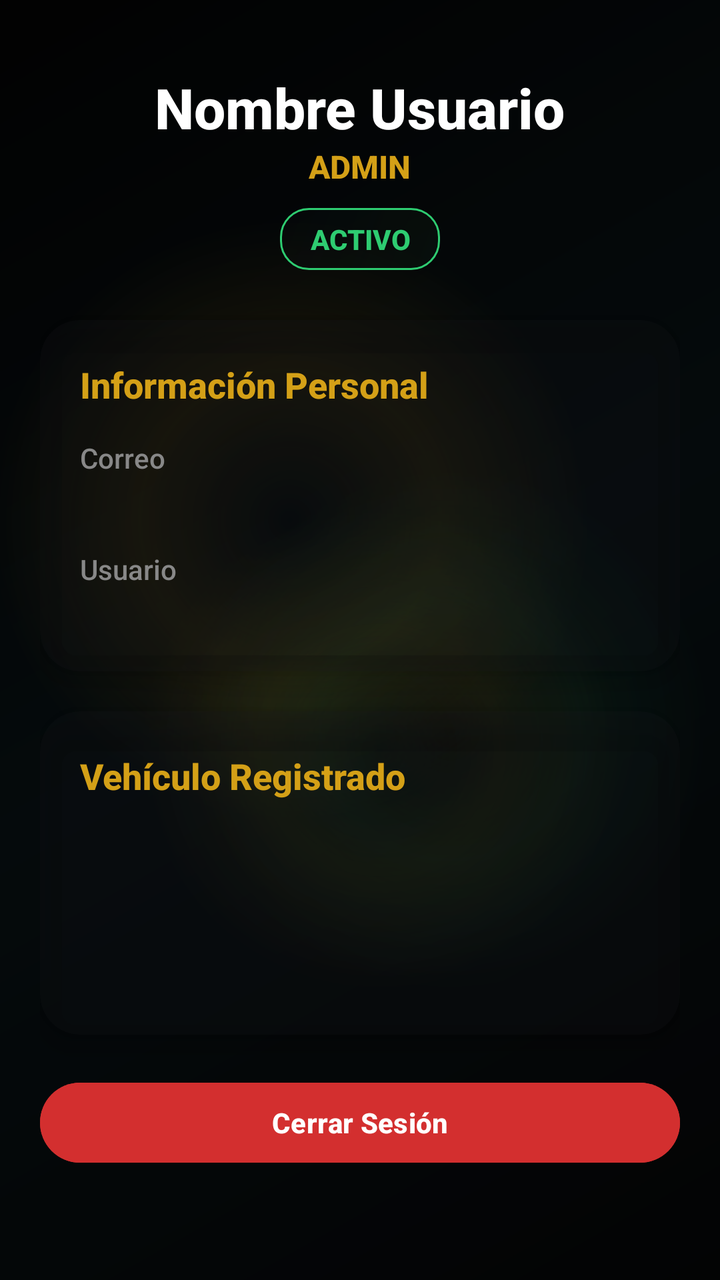
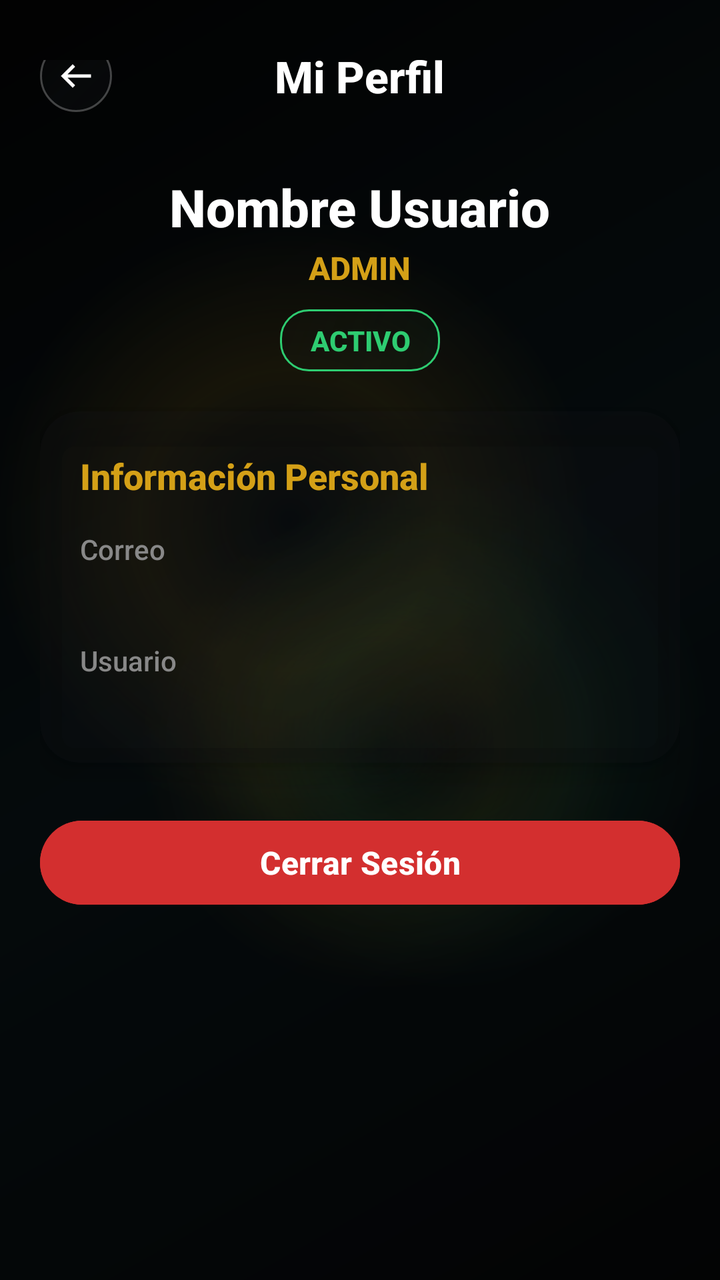

Before-and-after screenshots of an Android layout around one commit, followed by the original layout XML and the change that was made.
<!-- AndroidManifest.xml: application theme Theme.AppKaaxPark -->
<!-- res/layout/activity_info_usuario.xml -->
<?xml version="1.0" encoding="utf-8"?>
<ScrollView xmlns:android="http://schemas.android.com/apk/res/android"
    xmlns:app="http://schemas.android.com/apk/res-auto"
    android:id="@+id/main"
    android:layout_width="match_parent"
    android:layout_height="match_parent"
    android:background="@drawable/bg_screen_glass">

    <LinearLayout
        android:layout_width="match_parent"
        android:layout_height="wrap_content"
        android:orientation="vertical"
        android:padding="20dp">

        <TextView
            android:id="@+id/txtNombre"
            android:layout_width="wrap_content"
            android:layout_height="wrap_content"
            android:layout_gravity="center"
            android:layout_marginTop="15dp"
            android:text="Nombre Usuario"
            android:textColor="#FFFFFF"
            android:textSize="28sp"
            android:textStyle="bold" />

        <TextView
            android:id="@+id/txtRol"
            android:layout_width="wrap_content"
            android:layout_height="wrap_content"
            android:layout_gravity="center"
            android:text="ADMIN"
            android:textColor="@color/gold_primary"
            android:textSize="16sp"
            android:textStyle="bold" />

        <TextView
            android:id="@+id/txtEstado"
            android:layout_width="wrap_content"
            android:layout_height="wrap_content"
            android:layout_gravity="center"
            android:layout_marginTop="10dp"
            android:background="@drawable/bg_chip_ok"
            android:gravity="center"
            android:paddingHorizontal="15dp"
            android:paddingVertical="6dp"
            android:text="ACTIVO"
            android:textColor="#2ECC71"
            android:textStyle="bold" />

        <androidx.cardview.widget.CardView
            android:layout_width="match_parent"
            android:layout_height="wrap_content"
            android:layout_marginTop="25dp"
            app:cardBackgroundColor="@color/glass_surface"
            app:cardCornerRadius="20dp"
            app:cardElevation="8dp">

            <LinearLayout
                android:layout_width="match_parent"
                android:layout_height="wrap_content"
                android:orientation="vertical"
                android:padding="20dp">

                <TextView
                    android:layout_width="wrap_content"
                    android:layout_height="wrap_content"
                    android:text="Información Personal"
                    android:textColor="@color/gold_primary"
                    android:textSize="18sp"
                    android:textStyle="bold" />

                <TextView
                    android:layout_width="wrap_content"
                    android:layout_height="wrap_content"
                    android:layout_marginTop="15dp"
                    android:text="Correo"
                    android:textColor="@color/glass_text_muted" />

                <TextView
                    android:id="@+id/txtEmail"
                    android:layout_width="wrap_content"
                    android:layout_height="wrap_content"
                    android:textColor="#FFFFFF"
                    android:textSize="16sp" />

                <TextView
                    android:id="@+id/lblCampoSecundario"
                    android:layout_width="wrap_content"
                    android:layout_height="wrap_content"
                    android:layout_marginTop="15dp"
                    android:text="Usuario"
                    android:textColor="@color/glass_text_muted" />

                <TextView
                    android:id="@+id/txtCampoSecundario"
                    android:layout_width="wrap_content"
                    android:layout_height="wrap_content"
                    android:textColor="#FFFFFF"
                    android:textSize="16sp" />

            </LinearLayout>

        </androidx.cardview.widget.CardView>

        <androidx.cardview.widget.CardView
            android:id="@+id/cardVehiculo"
            android:layout_width="match_parent"
            android:layout_height="wrap_content"
            android:layout_marginTop="20dp"
            app:cardBackgroundColor="@color/glass_surface"
            app:cardCornerRadius="20dp"
            app:cardElevation="8dp">

            <LinearLayout
                android:layout_width="match_parent"
                android:layout_height="wrap_content"
                android:orientation="vertical"
                android:padding="20dp">

                <TextView
                    android:layout_width="wrap_content"
                    android:layout_height="wrap_content"
                    android:text="Vehículo Registrado"
                    android:textColor="@color/gold_primary"
                    android:textSize="18sp"
                    android:textStyle="bold" />

                <TextView
                    android:id="@+id/txtMarcaModelo"
                    android:layout_width="wrap_content"
                    android:layout_height="wrap_content"
                    android:layout_marginTop="15dp"
                    android:textColor="#FFFFFF"
                    android:textSize="18sp"
                    android:textStyle="bold" />

                <TextView
                    android:id="@+id/txtColor"
                    android:layout_width="wrap_content"
                    android:layout_height="wrap_content"
                    android:layout_marginTop="10dp"
                    android:textColor="#FFFFFF" />

                <TextView
                    android:id="@+id/txtPlaca"
                    android:layout_width="wrap_content"
                    android:layout_height="wrap_content"
                    android:layout_marginTop="10dp"
                    android:textColor="#FFFFFF" />

            </LinearLayout>

        </androidx.cardview.widget.CardView>

        <Button
            android:id="@+id/btnCerrarSesion"
            android:layout_width="match_parent"
            android:layout_height="wrap_content"
            android:layout_marginTop="20dp"
            android:backgroundTint="#D32F2F"
            android:text="Cerrar Sesión"
            android:textAllCaps="false"
            android:textColor="#FFFFFF"
            android:textStyle="bold" />
    </LinearLayout>


</ScrollView>
<!-- resources referenced by this layout -->
<resources>
  <color name="glass_surface">#33191D21</color>
  <color name="glass_text_muted">#888888</color>
  <color name="gold_primary">#D4A017</color>
  <!-- drawable bg_chip_ok (drawable) -->
  <?xml version="1.0" encoding="utf-8"?>
  <shape xmlns:android="http://schemas.android.com/apk/res/android"
      android:shape="rectangle">
      <gradient
          android:angle="135"
          android:startColor="#33102A18"
          android:centerColor="#2212251A"
          android:endColor="#18101214" />
      <stroke
          android:width="1dp"
          android:color="@color/glass_green" />
      <corners android:radius="14dp" />
  </shape>
  <style name="Theme.AppKaaxPark" parent="Base.Theme.AppKaaxPark" />
  <color name="glass_green">#2ECC71</color>
  <color name="glass_scrim">#66000000</color>
  <style name="Base.Theme.AppKaaxPark" parent="Theme.Material3.DayNight.NoActionBar">
          <item name="colorPrimary">@color/gold_primary</item>
          <item name="colorOnPrimary">@color/black</item>
          <item name="colorSecondary">@color/gold_secondary</item>
          <item name="colorOnSecondary">@color/black</item>
          <item name="colorTertiary">@color/gold_light</item>
          <item name="colorSurface">@color/glass_surface</item>
          <item name="colorOnSurface">@color/white</item>
          <item name="colorSurfaceVariant">@color/glass_surface_soft</item>
          <item name="colorOutline">@color/glass_border</item>
          <item name="android:textViewStyle">@style/Widget.AppKaaxPark.TextView</item>
          <item name="android:editTextStyle">@style/Widget.AppKaaxPark.EditText</item>
          <item name="android:buttonStyle">@style/Widget.AppKaaxPark.Button</item>
          <item name="android:statusBarColor">@android:color/transparent</item>
          <item name="android:navigationBarColor">@android:color/transparent</item>
          <item name="android:windowBackground">@drawable/bg_screen_glass</item>
          <item name="android:windowLightStatusBar">false</item>
          <item name="android:windowLightNavigationBar">false</item>
      </style>
  <color name="black">#FF000000</color>
  <color name="gold_secondary">#E5A93C</color>
  <color name="gold_light">#F0C24B</color>
  <color name="white">#FFFFFFFF</color>
  <color name="glass_surface_soft">#22191D21</color>
  <color name="glass_border">#40FFFFFF</color>
  <style name="Widget.AppKaaxPark.TextView" parent="@android:style/Widget.TextView">
          <item name="android:fontFamily">sans-serif-medium</item>
      </style>
  <style name="Widget.AppKaaxPark.EditText" parent="@android:style/Widget.EditText">
          <item name="android:fontFamily">sans-serif-medium</item>
      </style>
  <style name="Widget.AppKaaxPark.Button" parent="@android:style/Widget.Button">
          <item name="android:fontFamily">sans-serif-medium</item>
          <item name="android:letterSpacing">0.02</item>
      </style>
  <!-- unchanged entries left out for length: 1 -->
</resources>

<!-- the commit's change to res/layout/activity_info_usuario.xml (unified diff, before → after) -->
@@ -1,168 +1,212 @@
 <?xml version="1.0" encoding="utf-8"?>
-<ScrollView xmlns:android="http://schemas.android.com/apk/res/android"
+<LinearLayout xmlns:android="http://schemas.android.com/apk/res/android"
     xmlns:app="http://schemas.android.com/apk/res-auto"
+    xmlns:tools="http://schemas.android.com/tools"
     android:id="@+id/main"
     android:layout_width="match_parent"
     android:layout_height="match_parent"
-    android:background="@drawable/bg_screen_glass">
-
-    <LinearLayout
+    android:background="@drawable/bg_screen_glass"
+    android:orientation="vertical">
+
+    
+    <RelativeLayout
         android:layout_width="match_parent"
         android:layout_height="wrap_content"
-        android:orientation="vertical"
-        android:padding="20dp">
+        android:paddingHorizontal="20dp"
+        android:paddingTop="30dp"
+        android:paddingBottom="10dp">
+
+        <ImageView
+            android:id="@+id/btnVolver"
+            android:layout_width="36dp"
+            android:layout_height="36dp"
+            android:layout_alignParentStart="true"
+            android:layout_centerVertical="true"
+            android:background="@drawable/bg_bottom_nav"
+            android:clickable="true"
+            android:focusable="true"
+            android:padding="8dp"
+            android:src="@drawable/icon_volver"
+            app:tint="#FFFFFF" />
 
         <TextView
-            android:id="@+id/txtNombre"
             android:layout_width="wrap_content"
             android:layout_height="wrap_content"
-            android:layout_gravity="center"
-            android:layout_marginTop="15dp"
-            android:text="Nombre Usuario"
+            android:layout_centerInParent="true"
+            android:text="Mi Perfil"
             android:textColor="#FFFFFF"
-            android:textSize="28sp"
+            android:textSize="22sp"
             android:textStyle="bold" />
-
-        <TextView
-            android:id="@+id/txtRol"
-            android:layout_width="wrap_content"
-            android:layout_height="wrap_content"
-            android:layout_gravity="center"
-            android:text="ADMIN"
-            android:textColor="@color/gold_primary"
-            android:textSize="16sp"
-            android:textStyle="bold" />
-
-        <TextView
-            android:id="@+id/txtEstado"
-            android:layout_width="wrap_content"
-            android:layout_height="wrap_content"
-            android:layout_gravity="center"
-            android:layout_marginTop="10dp"
-            android:background="@drawable/bg_chip_ok"
-            android:gravity="center"
-            android:paddingHorizontal="15dp"
-            android:paddingVertical="6dp"
-            android:text="ACTIVO"
-            android:textColor="#2ECC71"
-            android:textStyle="bold" />
-
-        <androidx.cardview.widget.CardView
+    </RelativeLayout>
+
+    <ScrollView
+        android:layout_width="match_parent"
+        android:layout_height="0dp"
+        android:layout_weight="1">
+
+        <LinearLayout
             android:layout_width="match_parent"
             android:layout_height="wrap_content"
-            android:layout_marginTop="25dp"
-            app:cardBackgroundColor="@color/glass_surface"
-            app:cardCornerRadius="20dp"
-            app:cardElevation="8dp">
-
-            <LinearLayout
+            android:orientation="vertical"
+            android:paddingHorizontal="20dp"
+            android:paddingBottom="20dp">
+
+            <TextView
+                android:id="@+id/txtNombre"
+                android:layout_width="wrap_content"
+                android:layout_height="wrap_content"
+                android:layout_gravity="center"
+                android:layout_marginTop="10dp"
+                android:text="Nombre Usuario"
+                android:textColor="#FFFFFF"
+                android:textSize="26sp"
+                android:textStyle="bold" />
+
+            <TextView
+                android:id="@+id/txtRol"
+                android:layout_width="wrap_content"
+                android:layout_height="wrap_content"
+                android:layout_gravity="center"
+                android:layout_marginTop="2dp"
+                android:text="ADMIN"
+                android:textColor="@color/gold_primary"
+                android:textSize="16sp"
+                android:textStyle="bold" />
+
+            <TextView
+                android:id="@+id/txtEstado"
+                android:layout_width="wrap_content"
+                android:layout_height="wrap_content"
+                android:layout_gravity="center"
+                android:layout_marginTop="10dp"
+                android:background="@drawable/bg_chip_ok"
+                android:gravity="center"
+                android:paddingHorizontal="15dp"
+                android:paddingVertical="6dp"
+                android:text="ACTIVO"
+                android:textColor="#2ECC71"
+                android:textStyle="bold" />
+
+            <androidx.cardview.widget.CardView
                 android:layout_width="match_parent"
                 android:layout_height="wrap_content"
-                android:orientation="vertical"
-                android:padding="20dp">
-
-                <TextView
-                    android:layout_width="wrap_content"
+                android:layout_marginTop="20dp"
+                app:cardBackgroundColor="@color/glass_surface"
+                app:cardCornerRadius="20dp"
+                app:cardElevation="8dp">
+
+                <LinearLayout
+                    android:layout_width="match_parent"
                     android:layout_height="wrap_content"
-                    android:text="Información Personal"
-                    android:textColor="@color/gold_primary"
-                    android:textSize="18sp"
-                    android:textStyle="bold" />
-
-                <TextView
-                    android:layout_width="wrap_content"
+                    android:orientation="vertical"
+                    android:padding="20dp">
+
+                    <TextView
+                        android:layout_width="wrap_content"
+                        android:layout_height="wrap_content"
+                        android:text="Información Personal"
+                        android:textColor="@color/gold_primary"
+                        android:textSize="18sp"
+                        android:textStyle="bold" />
+
+                    <TextView
+                        android:layout_width="wrap_content"
+                        android:layout_height="wrap_content"
+                        android:layout_marginTop="15dp"
+                        android:text="Correo"
+                        android:textColor="@color/glass_text_muted" />
+
+                    <TextView
+                        android:id="@+id/txtEmail"
+                        android:layout_width="wrap_content"
+                        android:layout_height="wrap_content"
+                        android:textColor="#FFFFFF"
+                        android:textSize="16sp" />
+
+                    <TextView
+                        android:id="@+id/lblCampoSecundario"
+                        android:layout_width="wrap_content"
+                        android:layout_height="wrap_content"
+                        android:layout_marginTop="15dp"
+                        android:text="Usuario"
+                        android:textColor="@color/glass_text_muted" />
+
+                    <TextView
+                        android:id="@+id/txtCampoSecundario"
+                        android:layout_width="wrap_content"
+                        android:layout_height="wrap_content"
+                        android:textColor="#FFFFFF"
+                        android:textSize="16sp" />
+
+                </LinearLayout>
+
+            </androidx.cardview.widget.CardView>
+
+            <androidx.cardview.widget.CardView
+                android:id="@+id/cardVehiculo"
+                android:layout_width="match_parent"
+                android:layout_height="wrap_content"
+                android:layout_marginTop="20dp"
+                android:visibility="gone"
+                app:cardBackgroundColor="@color/glass_surface"
+                app:cardCornerRadius="20dp"
+                app:cardElevation="8dp"
+                tools:visibility="gone">
+
+                <LinearLayout
+                    android:layout_width="match_parent"
                     android:layout_height="wrap_content"
-                    android:layout_marginTop="15dp"
-                    android:text="Correo"
-                    android:textColor="@color/glass_text_muted" />
-
-                <TextView
-                    android:id="@+id/txtEmail"
-                    android:layout_width="wrap_content"
-                    android:layout_height="wrap_content"
-                    android:textColor="#FFFFFF"
-                    android:textSize="16sp" />
-
-                <TextView
-                    android:id="@+id/lblCampoSecundario"
-                    android:layout_width="wrap_content"
-                    android:layout_height="wrap_content"
-                    android:layout_marginTop="15dp"
-                    android:text="Usuario"
-                    android:textColor="@color/glass_text_muted" />
-
-                <TextView
-                    android:id="@+id/txtCampoSecundario"
-                    android:layout_width="wrap_content"
-                    android:layout_height="wrap_content"
-                    android:textColor="#FFFFFF"
-                    android:textSize="16sp" />
-
-            </LinearLayout>
-
-        </androidx.cardview.widget.CardView>
-
-        <androidx.cardview.widget.CardView
-            android:id="@+id/cardVehiculo"
-            android:layout_width="match_parent"
-            android:layout_height="wrap_content"
-            android:layout_marginTop="20dp"
-            app:cardBackgroundColor="@color/glass_surface"
-            app:cardCornerRadius="20dp"
-            app:cardElevation="8dp">
-
-            <LinearLayout
+                    android:orientation="vertical"
+                    android:padding="20dp">
+
+                    <TextView
+                        android:layout_width="wrap_content"
+                        android:layout_height="wrap_content"
+                        android:text="Vehículo Registrado"
+                        android:textColor="@color/gold_primary"
+                        android:textSize="18sp"
+                        android:textStyle="bold" />
+
+                    <TextView
+                        android:id="@+id/txtMarcaModelo"
+                        android:layout_width="wrap_content"
+                        android:layout_height="wrap_content"
+                        android:layout_marginTop="15dp"
+                        android:textColor="#FFFFFF"
+                        android:textSize="18sp"
+                        android:textStyle="bold" />
+
+                    <TextView
+                        android:id="@+id/txtColor"
+                        android:layout_width="wrap_content"
+                        android:layout_height="wrap_content"
+                        android:layout_marginTop="10dp"
+                        android:textColor="#FFFFFF" />
+
+                    <TextView
+                        android:id="@+id/txtPlaca"
+                        android:layout_width="wrap_content"
+                        android:layout_height="wrap_content"
+                        android:layout_marginTop="10dp"
+                        android:textColor="#FFFFFF" />
+
+                </LinearLayout>
+
+            </androidx.cardview.widget.CardView>
+
+            <Button
+                android:id="@+id/btnCerrarSesion"
                 android:layout_width="match_parent"
-                android:layout_height="wrap_content"
-                android:orientation="vertical"
-                android:padding="20dp">
-
-                <TextView
-                    android:layout_width="wrap_content"
-                    android:layout_height="wrap_content"
-                    android:text="Vehículo Registrado"
-                    android:textColor="@color/gold_primary"
-                    android:textSize="18sp"
-                    android:textStyle="bold" />
-
-                <TextView
-                    android:id="@+id/txtMarcaModelo"
-                    android:layout_width="wrap_content"
-                    android:layout_height="wrap_content"
-                    android:layout_marginTop="15dp"
-                    android:textColor="#FFFFFF"
-                    android:textSize="18sp"
-                    android:textStyle="bold" />
-
-                <TextView
-                    android:id="@+id/txtColor"
-                    android:layout_width="wrap_content"
-                    android:layout_height="wrap_content"
-                    android:layout_marginTop="10dp"
-                    android:textColor="#FFFFFF" />
-
-                <TextView
-                    android:id="@+id/txtPlaca"
-                    android:layout_width="wrap_content"
-                    android:layout_height="wrap_content"
-                    android:layout_marginTop="10dp"
-                    android:textColor="#FFFFFF" />
-
-            </LinearLayout>
-
-        </androidx.cardview.widget.CardView>
-
-        <Button
-            android:id="@+id/btnCerrarSesion"
-            android:layout_width="match_parent"
-            android:layout_height="wrap_content"
-            android:layout_marginTop="20dp"
-            android:backgroundTint="#D32F2F"
-            android:text="Cerrar Sesión"
-            android:textAllCaps="false"
-            android:textColor="#FFFFFF"
-            android:textStyle="bold" />
-    </LinearLayout>
-
-
-</ScrollView>
+                android:layout_height="50dp"
+                android:layout_marginTop="25dp"
+                android:backgroundTint="#D32F2F"
+                android:text="Cerrar Sesión"
+                android:textAllCaps="false"
+                android:textColor="#FFFFFF"
+                android:textSize="16sp"
+                android:textStyle="bold" />
+        </LinearLayout>
+
+    </ScrollView>
+
+</LinearLayout>
<!-- resource entries referenced after the edit -->
@@ -3,6 +3,20 @@
   <color name="glass_surface">#33191D21</color>
   <color name="glass_text_muted">#888888</color>
   <color name="gold_primary">#D4A017</color>
+  <!-- drawable bg_bottom_nav (drawable) -->
+  <?xml version="1.0" encoding="utf-8"?>
+  <shape xmlns:android="http://schemas.android.com/apk/res/android"
+      android:shape="rectangle">
+      <gradient
+          android:angle="135"
+          android:startColor="#3318191D"
+          android:centerColor="#2A1F2328"
+          android:endColor="#22121417" />
+      <stroke
+          android:width="1dp"
+          android:color="@color/glass_border" />
+      <corners android:radius="28dp" />
+  </shape>
   <!-- drawable bg_chip_ok (drawable) -->
   <?xml version="1.0" encoding="utf-8"?>
   <shape xmlns:android="http://schemas.android.com/apk/res/android"
@@ -17,6 +31,7 @@
           android:color="@color/glass_green" />
       <corners android:radius="14dp" />
   </shape>
+  <!-- drawable icon_volver: png bitmap (drawable, 331 bytes) -->
   <style name="Theme.AppKaaxPark" parent="Base.Theme.AppKaaxPark" />
   <color name="glass_green">#2ECC71</color>
   <color name="glass_scrim">#66000000</color>
